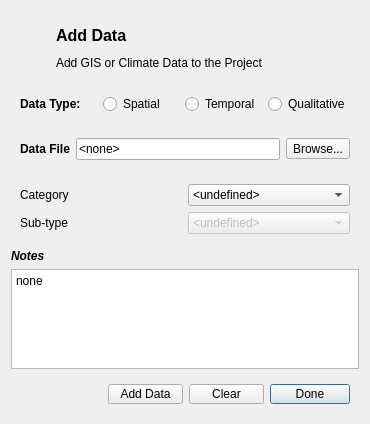
Old version of the form gui/adddatadialog.ui in the repository petermbach/urbanbeats-pss.
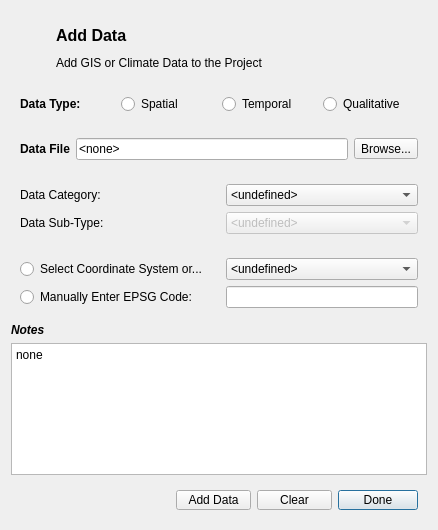
New version of the form. Icons and pictures are not drawn.

Commit message: Added options for selecting the coordinate system in adddatadialog, need to connect this with the GUI and epsg.cfg in future work.

```diff
--- a/gui/adddatadialog.ui
+++ b/gui/adddatadialog.ui
@@ -6,8 +6,8 @@
    <rect>
     <x>0</x>
     <y>0</y>
-    <width>370</width>
-    <height>409</height>
+    <width>438</width>
+    <height>530</height>
    </rect>
   </property>
   <property name="windowTitle">
@@ -148,11 +148,17 @@
      <layout class="QGridLayout" name="gridLayout_2">
       <item row="1" column="0">
        <widget class="QLabel" name="datacatsub_lbl">
+        <property name="minimumSize">
+         <size>
+          <width>200</width>
+          <height>0</height>
+         </size>
+        </property>
         <property name="whatsThis">
          <string>Rainfall time series, obtain data from weather station or climate authority of your city. Time series should be in rainfall depth and have units millimetres.</string>
         </property>
         <property name="text">
-         <string>Sub-type</string>
+         <string>Data Sub-Type:</string>
         </property>
        </widget>
       </item>
@@ -185,17 +191,70 @@
       </item>
       <item row="0" column="0">
        <widget class="QLabel" name="datacat_lbl">
+        <property name="minimumSize">
+         <size>
+          <width>200</width>
+          <height>0</height>
+         </size>
+        </property>
         <property name="whatsThis">
          <string>Rainfall time series, obtain data from weather station or climate authority of your city. Time series should be in rainfall depth and have units millimetres.</string>
         </property>
         <property name="text">
-         <string>Category</string>
+         <string>Data Category:</string>
         </property>
        </widget>
       </item>
      </layout>
     </widget>
    </item>
+   <item>
+    <widget class="QWidget" name="datacat_widget_2" native="true">
+     <layout class="QGridLayout" name="gridLayout_4">
+      <item row="0" column="2">
+       <widget class="QComboBox" name="coord_combo">
+        <property name="currentIndex">
+         <number>0</number>
+        </property>
+        <item>
+         <property name="text">
+          <string>&lt;undefined&gt;</string>
+         </property>
+        </item>
+       </widget>
+      </item>
+      <item row="0" column="0">
+       <widget class="QRadioButton" name="coord_select">
+        <property name="minimumSize">
+         <size>
+          <width>200</width>
+          <height>0</height>
+         </size>
+        </property>
+        <property name="text">
+         <string>Select Coordinate System or...</string>
+        </property>
+       </widget>
+      </item>
+      <item row="2" column="0">
+       <widget class="QRadioButton" name="coord_epsg">
+        <property name="minimumSize">
+         <size>
+          <width>200</width>
+          <height>0</height>
+         </size>
+        </property>
+        <property name="text">
+         <string>Manually Enter EPSG Code:</string>
+        </property>
+       </widget>
+      </item>
+      <item row="2" column="2">
+       <widget class="QLineEdit" name="epsg_box"/>
+      </item>
+     </layout>
+    </widget>
+   </item>
    <item>
     <widget class="QLabel" name="notes_title">
      <property name="whatsThis">
```
The commit also changes 1 other file.
